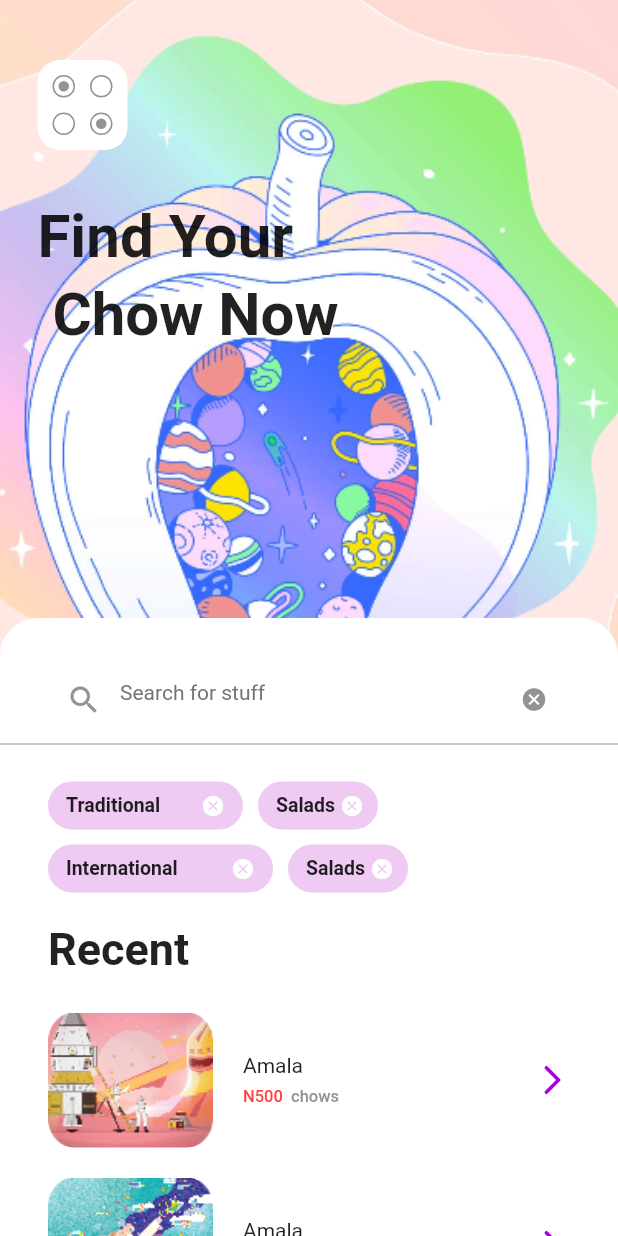
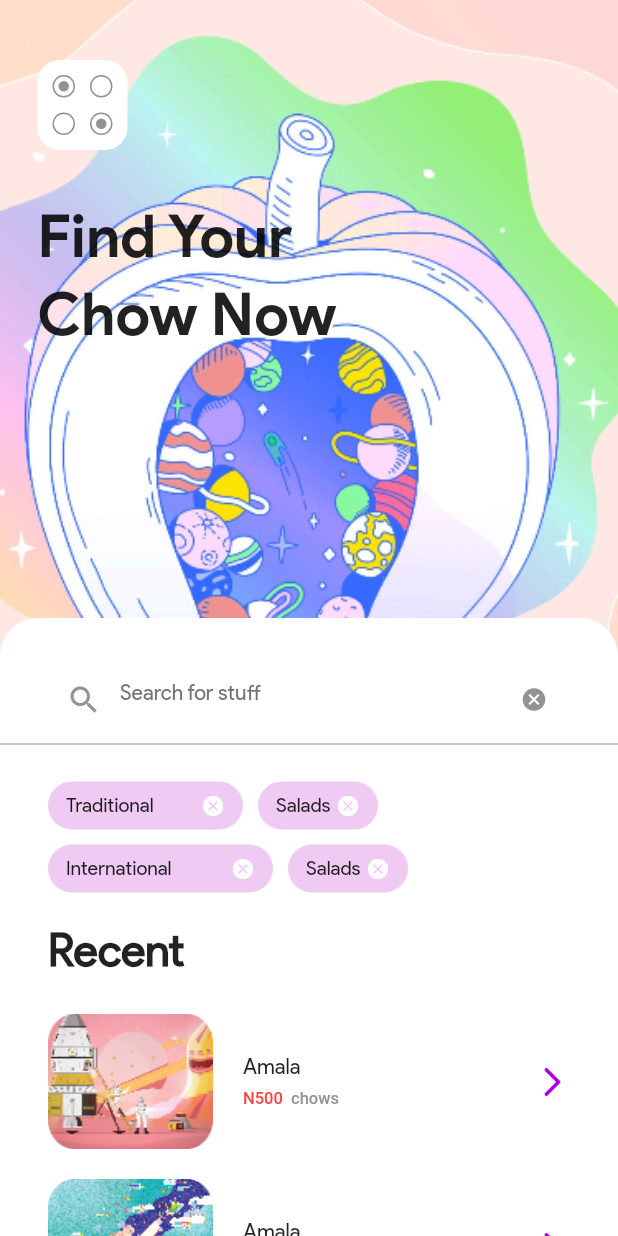
Before and after one commit to dynamic-Somto/Animation_UI_App, a Flutter app: the screen it shows after launch, after a tap on "All Foods", on a phone screen of 412 x 824 dp. Run offline on Flutter 3.47's test engine with Material 2 defaults, Android fonts, the phone set to English and light mode, and no system bars; our stand-ins replace get_it, page_transition; Roboto replaces fonts that are missing (Gilroy-Regular).

Commit message:
minor additions

```diff
--- a/lib/presentation/components/tag.dart
+++ b/lib/presentation/components/tag.dart
@@ -43,7 +43,7 @@ class _TagState extends State<Tag> {
               widget.text + ' ',
               style: const TextStyle(
                 fontSize: Sizes.dimen_13,
-                fontWeight: FontWeight.w600
+                fontWeight: FontWeight.w500
               ),
             ),
             const Icon(Icons.cancel, color: Colors.white, size: Sizes.dimen_16,),
--- a/lib/presentation/index.dart
+++ b/lib/presentation/index.dart
@@ -24,11 +24,11 @@ class _IndexState extends State<Index> {
               hintStyle: TextStyle(),
             ),
             scaffoldBackgroundColor: Colors.white,
-            fontFamily: "Gilroy-Regular",
+            fontFamily: "Regular",
           ),
           navigatorKey: getItInstance<NavigationServiceImpl>().navigationKey1,
           debugShowCheckedModeBanner: false,
-          title: 'Lag Genie',
+          title: 'Pay4Me Interview',
           initialRoute: Routes.init,
           onGenerateRoute: (settings) => CustomRouter.generateRoutes(settings),
     );
--- a/lib/presentation/ui/base/index.dart
+++ b/lib/presentation/ui/base/index.dart
@@ -57,9 +57,9 @@ class _BaseState extends State<Base> with TickerProviderStateMixin{
                   const Padding(
                     padding: EdgeInsets.only(top: 30, left: 25),
                     child: Text(
-                      'Find Your \n Chow Now',
+                      'Find Your \nChow Now',
                       style: TextStyle(
-                        fontWeight: FontWeight.bold,
+                        fontFamily: "Bold",
                         fontSize: Sizes.dimen_40,
                         height: 1.3
                       ),
```
Also changed, not shown: pubspec.yaml (+8 -4 lines), assets/fonts/Product Sans Bold.ttf (added), assets/fonts/Product Sans Regular.ttf (added).
